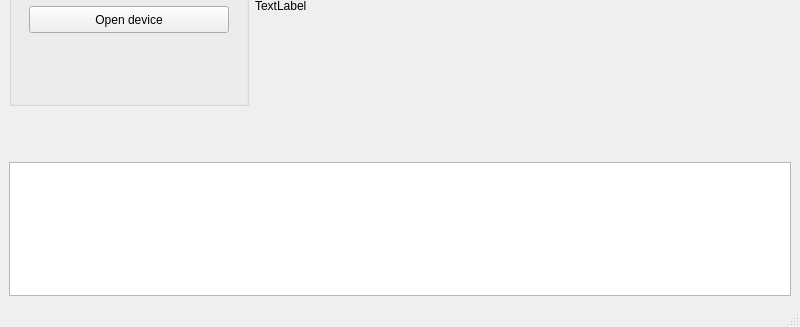
Before: the Qt Designer form mainwindow.ui in latami/SerialPlotter, drawn with Qt 5; both pictures show x 0 to 800 and y 153 to 480 of the 800 by 480 pixel window.
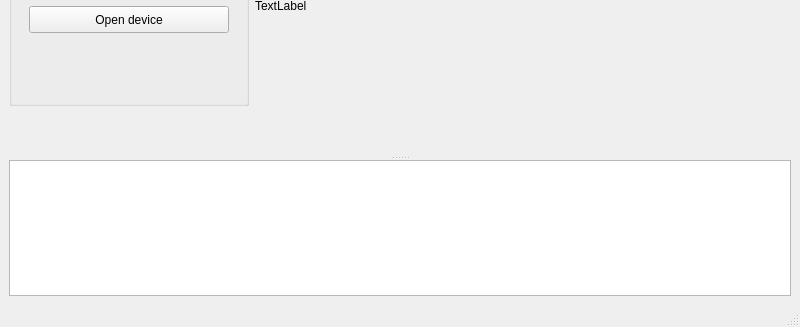
After: the same form once the commit is applied. Custom widgets are drawn as their Qt base class.

Commit message: Add splitter between QPlainTextEdit and rest of window.

What changed in the file:
```diff
--- a/mainwindow.ui
+++ b/mainwindow.ui
@@ -16,6 +16,11 @@
   <widget class="QWidget" name="centralwidget">
    <layout class="QVBoxLayout" name="verticalLayout_2">
     <item>
+     <widget class="QSplitter" name="splitter">
+      <property name="orientation">
+       <enum>Qt::Vertical</enum>
+      </property>
+      <widget class="QWidget" name="">
      <layout class="QHBoxLayout" name="horizontalLayout">
       <item>
        <layout class="QVBoxLayout" name="verticalLayout">
@@ -95,9 +100,14 @@
        </widget>
       </item>
      </layout>
-    </item>
-    <item>
+      </widget>
      <widget class="QPlainTextEdit" name="termLines">
+       <property name="sizePolicy">
+        <sizepolicy hsizetype="Expanding" vsizetype="Fixed">
+         <horstretch>0</horstretch>
+         <verstretch>0</verstretch>
+        </sizepolicy>
+       </property>
       <property name="minimumSize">
        <size>
         <width>0</width>
@@ -107,13 +117,14 @@
       <property name="maximumSize">
        <size>
         <width>16777215</width>
-        <height>200</height>
+         <height>16777215</height>
        </size>
       </property>
       <property name="maximumBlockCount">
        <number>500</number>
       </property>
      </widget>
+     </widget>
     </item>
    </layout>
   </widget>
```
Left out of the diff: 2 changed lines with no effect on the pictures. Lines whose indentation alone changed are shown as unchanged.
